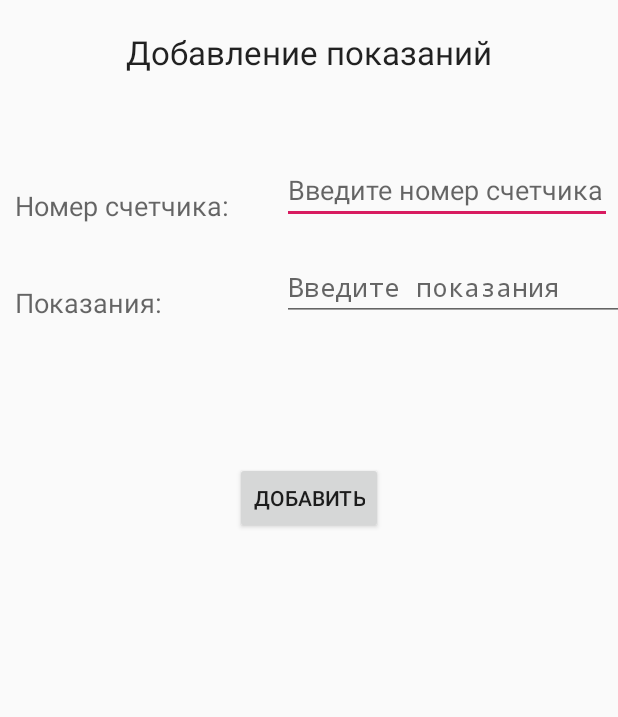
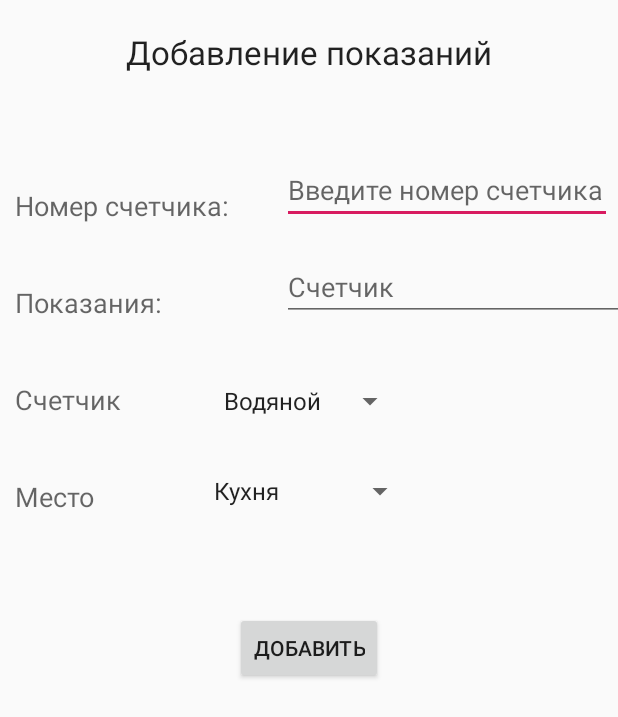
Before and after one commit to Vladislav001/lab3msist, an Android app: the AddActivity screen opened directly, with no data from a screen before it, after a tap on "ДОБАВИТЬ", on a phone screen of 412 x 824 dp. Shown: the top 717 px of the screen. Run offline under Robolectric (Android 15) with nearby library versions, the phone set to English and light mode, and no system bars; 4 statements that could not run were skipped.

Commit message:
Доделал добавление показаний

```diff
--- a/app/src/main/java/com/example/lab3_msist/AddActivity.java
+++ b/app/src/main/java/com/example/lab3_msist/AddActivity.java
@@ -1,20 +1,36 @@
 package com.example.lab3_msist;
 
+import android.annotation.SuppressLint;
 import android.app.Activity;
 import android.content.Intent;
+import android.os.AsyncTask;
 import android.os.Bundle;
+import android.util.Log;
 import android.view.View;
+import android.widget.AdapterView;
+import android.widget.ArrayAdapter;
 import android.widget.EditText;
+import android.widget.Spinner;
 import android.widget.Toast;
 
+import org.json.JSONArray;
+import org.json.JSONException;
+import org.json.JSONObject;
+
+import java.io.IOException;
+
 import okhttp3.FormBody;
+import okhttp3.OkHttpClient;
 import okhttp3.Request;
 import okhttp3.RequestBody;
+import okhttp3.Response;
 
 public class AddActivity extends Activity {
 
     private EditText number;
     private EditText data;
+    private String type;
+    private String place;
     private String url= "https://lab1msist.herokuapp.com/add-counter";
 
 
@@ -26,26 +42,97 @@ public class AddActivity extends Activity {
         number = (EditText) findViewById(R.id.edit_number);
         data = (EditText) findViewById(R.id.edit_data);
 
+
+        final Spinner typeCounterSpinner = (Spinner) findViewById(R.id.edit_type);
+        final ArrayAdapter<CharSequence> adapter = ArrayAdapter.createFromResource(this,
+                R.array.type_counter, android.R.layout.simple_spinner_item);
+        adapter.setDropDownViewResource(android.R.layout.simple_spinner_dropdown_item);
+        typeCounterSpinner.setAdapter(adapter);
+
+        typeCounterSpinner.setOnItemSelectedListener(new AdapterView.OnItemSelectedListener() {
+            @Override
+            public void onItemSelected(AdapterView<?> parent, View view, int position, long id) {
+                type = (String) parent.getItemAtPosition(position);
+            }
+
+            @Override
+            public void onNothingSelected(AdapterView<?> parent) {
+
+            }
+        });
+
+
+        final Spinner placeSpinner = (Spinner) findViewById(R.id.edit_place);
+        final ArrayAdapter<CharSequence> adapterPlace = ArrayAdapter.createFromResource(this,
+                R.array.place, android.R.layout.simple_spinner_item);
+        adapterPlace.setDropDownViewResource(android.R.layout.simple_spinner_dropdown_item);
+        placeSpinner.setAdapter(adapterPlace);
+
+        placeSpinner.setOnItemSelectedListener(new AdapterView.OnItemSelectedListener() {
+            @Override
+            public void onItemSelected(AdapterView<?> parent, View view, int position, long id) {
+                place = (String) parent.getItemAtPosition(position);
+            }
+
+            @Override
+            public void onNothingSelected(AdapterView<?> parent) {
+
+            }
+        });
+
+
     }
 
     // Обрабатываем нажатие кнопки "Добавить показания":
     public void Add(View view) {
 
         Bundle arguments = getIntent().getExtras();
-         String token = arguments.get("token").toString();
+        String token = arguments.get("token").toString();
 
-//        RequestBody formBody = new FormBody.Builder()
-//                .add("number", number.getText().toString())
-//                .add("data", data.getText().toString())
-//                .build();
-//
-//        final Request request = new Request.Builder()
-//                .url(url)
-//                .post(formBody)
-//                .build();
-//        new AuthorizationActivity.AsyncHttpRequest().execute(request);
+        RequestBody formBody = new FormBody.Builder()
+                .add("number", number.getText().toString())
+                .add("data", data.getText().toString())
+                .add("type", type)
+                .add("place", place)
+                .build();
+
+        final Request request = new Request.Builder()
+                .url(url)
+                .header("x-access-token", token)
+                .post(formBody)
+                .build();
+        new AddActivity.AsyncHttpRequest().execute(request);
 
 
-        Toast.makeText(getApplicationContext(), "токен " + token, Toast.LENGTH_SHORT).show();
+        Toast.makeText(getApplicationContext(), "Показания успешно добавлены", Toast.LENGTH_SHORT).show();
+    }
+
+    @SuppressLint("StaticFieldLeak")
+    public class AsyncHttpRequest extends AsyncTask<Request, Void, Response> {
+        @Override
+        protected Response doInBackground(Request... requests) {
+            Response response = null;
+            try {
+                OkHttpClient client = new OkHttpClient();
+                response = client.newCall(requests[0]).execute();
+            } catch (IOException e) {
+                e.printStackTrace();
+            }
+            return response;
+        }
+
+        @Override
+        protected void onPostExecute(Response response) {
+            super.onPostExecute(response);
+            try {
+
+                String resStr = response.body().string().toString();
+
+                Log.d("myRes", resStr);
+
+            } catch (IOException e) {
+                e.printStackTrace();
+            }
+        }
     }
 }
--- a/app/src/main/res/layout/add_activity.xml
+++ b/app/src/main/res/layout/add_activity.xml
@@ -37,7 +37,8 @@
             android:layout_marginLeft="35dp"
             android:layout_marginBottom="0dp"
             android:layout_toRightOf="@+id/number_text"
-            android:hint="Введите номер счетчика">
+            android:hint="Введите номер счетчика"
+            android:inputType="number">
 
             <requestFocus />
         </EditText>
@@ -61,8 +62,46 @@
             android:layout_alignBottom="@+id/data_text"
             android:layout_marginRight="-161dp"
             android:layout_marginBottom="0dp"
-            android:hint="Введите показания"
-            android:inputType="textPassword" />
+            android:hint="Счетчик"
+            />
+
+
+        <TextView
+            android:id="@+id/type_text"
+            android:layout_width="wrap_content"
+            android:layout_height="wrap_content"
+            android:layout_alignLeft="@+id/data_text"
+            android:layout_below="@+id/data_text"
+            android:layout_marginTop="40dp"
+            android:text="Счетчик "
+            android:textAppearance="?android:attr/textAppearanceMedium" />
+
+        <Spinner
+            android:id="@+id/edit_type"
+            android:layout_width="wrap_content"
+            android:layout_height="wrap_content"
+            android:layout_alignParentTop="true"
+            android:layout_centerHorizontal="true"
+            android:layout_marginTop="255dp" />
+
+        <TextView
+            android:id="@+id/place_text"
+            android:layout_width="wrap_content"
+            android:layout_height="wrap_content"
+            android:layout_alignLeft="@+id/type_text"
+            android:layout_below="@+id/type_text"
+            android:layout_marginTop="40dp"
+            android:text="Место "
+            android:textAppearance="?android:attr/textAppearanceMedium" />
+
+        <Spinner
+            android:id="@+id/edit_place"
+            android:layout_width="wrap_content"
+            android:layout_height="wrap_content"
+            android:layout_alignParentTop="true"
+            android:layout_centerHorizontal="true"
+            android:layout_marginTop="315dp" />
+
 
         <Button
             android:id="@+id/button_add"
@@ -70,7 +109,7 @@
             android:layout_height="wrap_content"
             android:layout_below="@+id/edit_data"
             android:layout_centerHorizontal="true"
-            android:layout_marginTop="94dp"
+            android:layout_marginTop="194dp"
             android:onClick="Add"
             android:text="Добавить" />
 
--- a/app/src/main/res/values/strings.xml
+++ b/app/src/main/res/values/strings.xml
@@ -1,5 +1,15 @@
 <resources>
     <string name="app_name">lab3_msist</string>
     <string name="login_success">Вы успешно залогинились!</string>
-
+    <string-array name="type_counter">
+        <item>Водяной</item>
+        <item>Газовый</item>
+    </string-array>
+    <string-array name="place">
+        <item>Кухня</item>
+        <item>Ванная</item>
+        <item>Комната 1</item>
+        <item>Комната 2</item>
+        <item>Другое</item>
+    </string-array>
 </resources>
```
